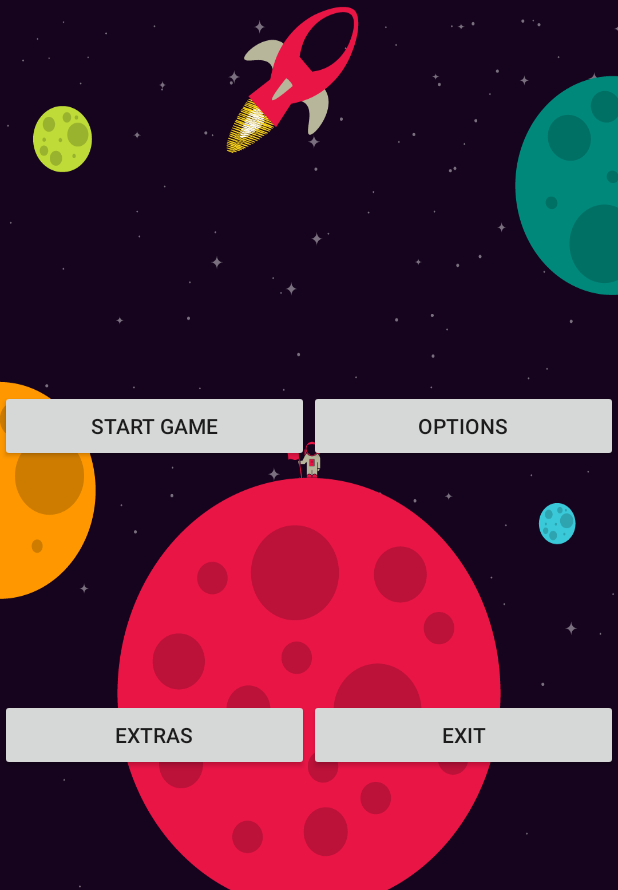
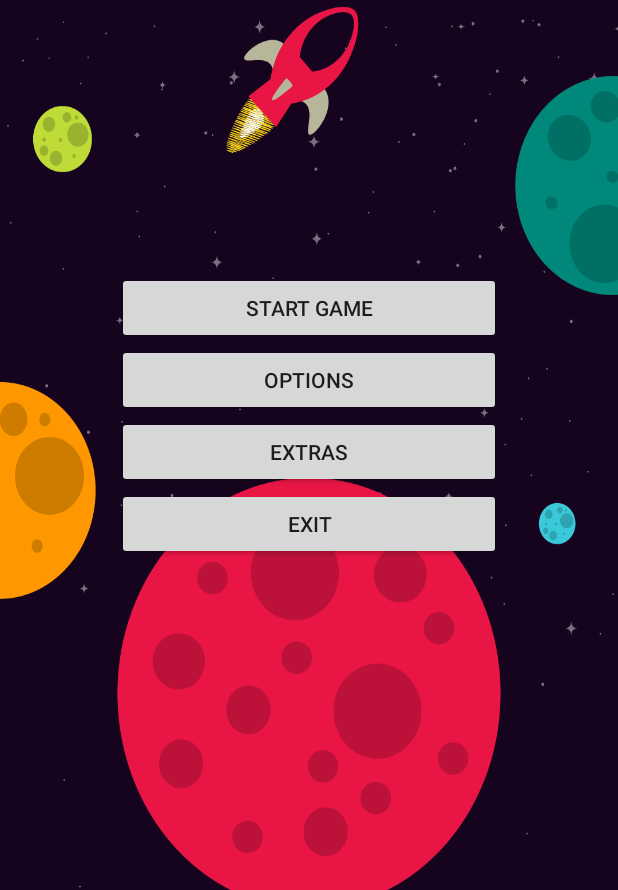
Before and after one commit to skylerreimer/Emoji-Hunter, an Android app: the screen it shows after launch (MainActivity), on a phone screen of 412 x 824 dp, the part 346-1236 px from its top. Run offline under Robolectric (Android 15) with nearby library versions, the phone set to English and light mode, and no system bars; 3 statements that could not run were skipped.

```diff
--- a/app/src/main/res/layout/activity_main.xml
+++ b/app/src/main/res/layout/activity_main.xml
@@ -37,23 +37,27 @@
             <LinearLayout
                 android:orientation="horizontal"
                 android:layout_width="match_parent"
-                android:layout_height="0dp"
-                android:layout_weight="1"
+                android:layout_height="wrap_content"
                 android:gravity="center">
 
                 <Button
                     android:text="@string/start"
-                    android:layout_width="0dp"
+                    android:layout_width="256dp"
                     android:layout_height="wrap_content"
-                    android:layout_weight="1"
                     android:gravity="center"
                     android:onClick="startButton"/>
+            </LinearLayout>
+
+            <LinearLayout
+                android:orientation="horizontal"
+                android:layout_width="match_parent"
+                android:layout_height="wrap_content"
+                android:gravity="center">
 
                 <Button
                     android:text="@string/options"
-                    android:layout_width="0dp"
+                    android:layout_width="256dp"
                     android:layout_height="wrap_content"
-                    android:layout_weight="1"
                     android:gravity="center"
                     android:onClick="optionButton"/>
             </LinearLayout>
@@ -61,22 +65,27 @@
             <LinearLayout
                 android:orientation="horizontal"
                 android:layout_width="match_parent"
-                android:layout_height="0dp"
-                android:layout_weight="1"
+                android:layout_height="wrap_content"
                 android:gravity="center">
 
                 <Button
                     android:text="@string/extras"
-                    android:layout_width="0dp"
+                    android:layout_width="256dp"
                     android:layout_height="wrap_content"
-                    android:layout_weight="1"
                     android:gravity="center"/>
+
+            </LinearLayout>
+
+            <LinearLayout
+                android:orientation="horizontal"
+                android:layout_width="match_parent"
+                android:layout_height="wrap_content"
+                android:gravity="center">
 
                 <Button
                     android:text="@string/quit"
-                    android:layout_width="0dp"
+                    android:layout_width="256dp"
                     android:layout_height="wrap_content"
-                    android:layout_weight="1"
                     android:gravity="center"
                     android:onClick="closeApp"/>
             </LinearLayout>
```
